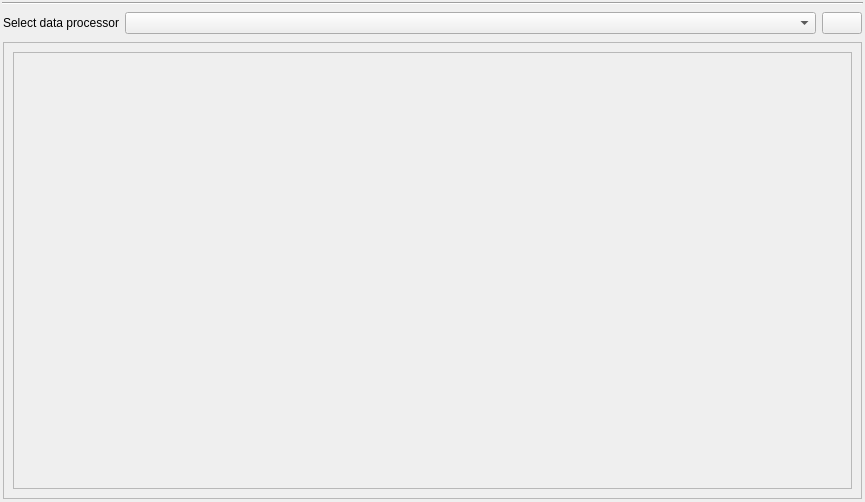
Qt form rena/ui/dsp_ui/OptionsWindowDataProcessingWidget.ui (PhysioLabXR/PhysioLabXR-Community) before a commit.
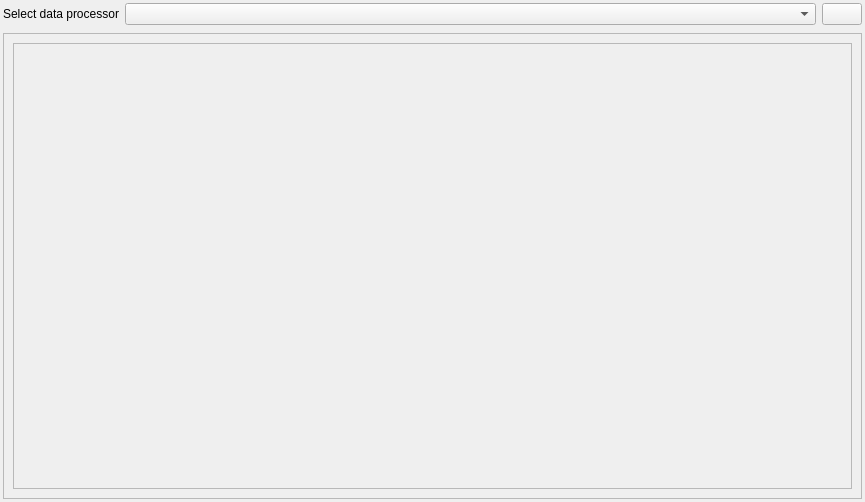
The same form after that commit.

```diff
--- a/rena/ui/dsp_ui/OptionsWindowDataProcessingWidget.ui
+++ b/rena/ui/dsp_ui/OptionsWindowDataProcessingWidget.ui
@@ -10,6 +10,12 @@
     <height>502</height>
    </rect>
   </property>
+  <property name="minimumSize">
+   <size>
+    <width>0</width>
+    <height>400</height>
+   </size>
+  </property>
   <property name="windowTitle">
    <string>Form</string>
   </property>
@@ -44,13 +50,6 @@
       <property name="bottomMargin">
        <number>1</number>
       </property>
-      <item>
-       <widget class="Line" name="line">
-        <property name="orientation">
-         <enum>Qt::Horizontal</enum>
-        </property>
-       </widget>
-      </item>
       <item>
        <widget class="QWidget" name="DataProcessorCombobox" native="true">
         <property name="maximumSize">
@@ -152,7 +151,7 @@
                  <x>0</x>
                  <y>0</y>
                  <width>837</width>
-                 <height>433</height>
+                 <height>442</height>
                 </rect>
                </property>
                <property name="sizePolicy">
```
